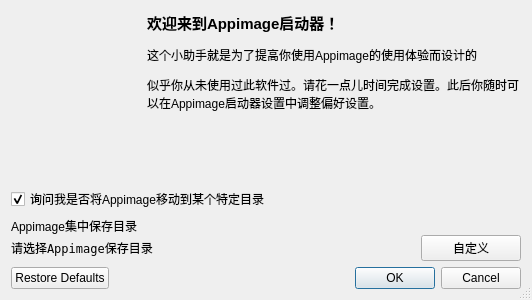
Before: the Qt Designer form src/ui/first-run.ui in linlinger/AppImageLauncher, drawn with Qt 5.
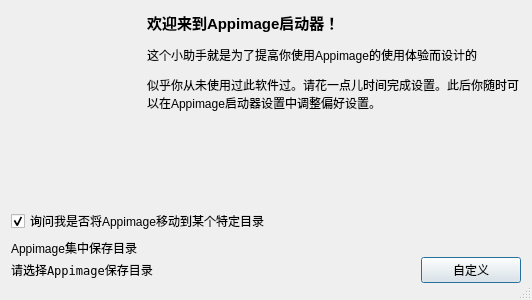
After: the same form once the commit is applied. Icons and pictures are not drawn.

Patch:
```diff
--- a/src/ui/first-run.ui
+++ b/src/ui/first-run.ui
@@ -165,7 +165,7 @@
       <enum>Qt::Horizontal</enum>
      </property>
      <property name="standardButtons">
-      <set>QDialogButtonBox::Cancel|QDialogButtonBox::Ok|QDialogButtonBox::RestoreDefaults</set>
+      <set>QDialogButtonBox::Cancel|QDialogButtonBox::Ok|QDialogButtonBox::还原默认设置</set>
      </property>
      <property name="centerButtons">
       <bool>false</bool>
```
